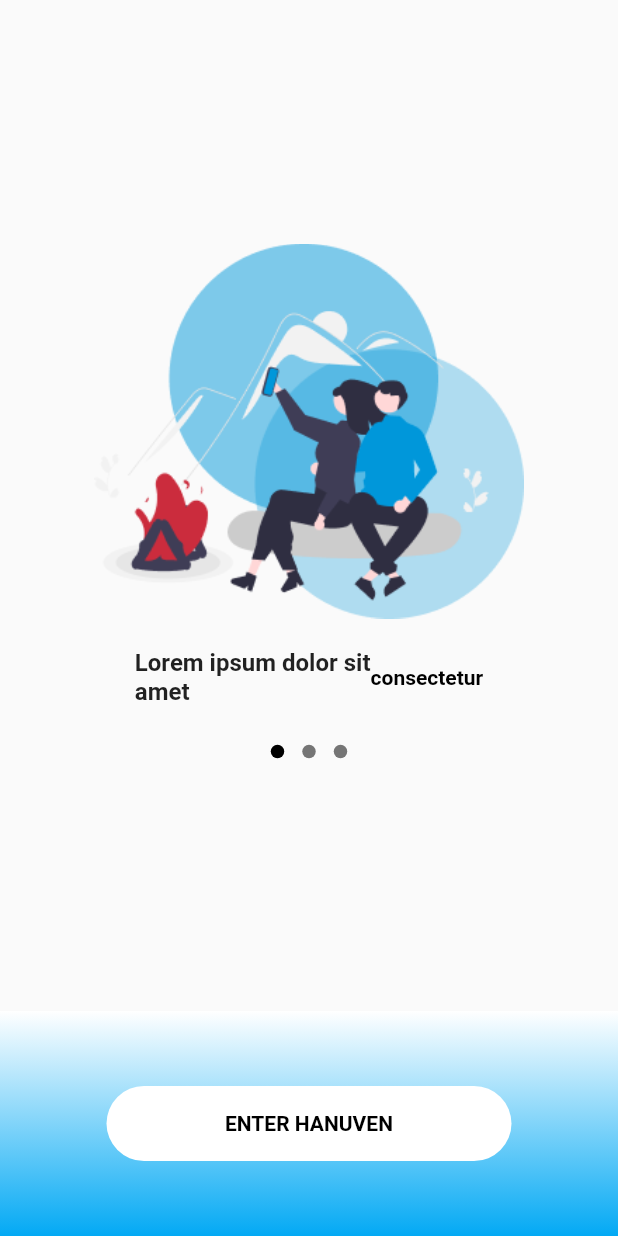
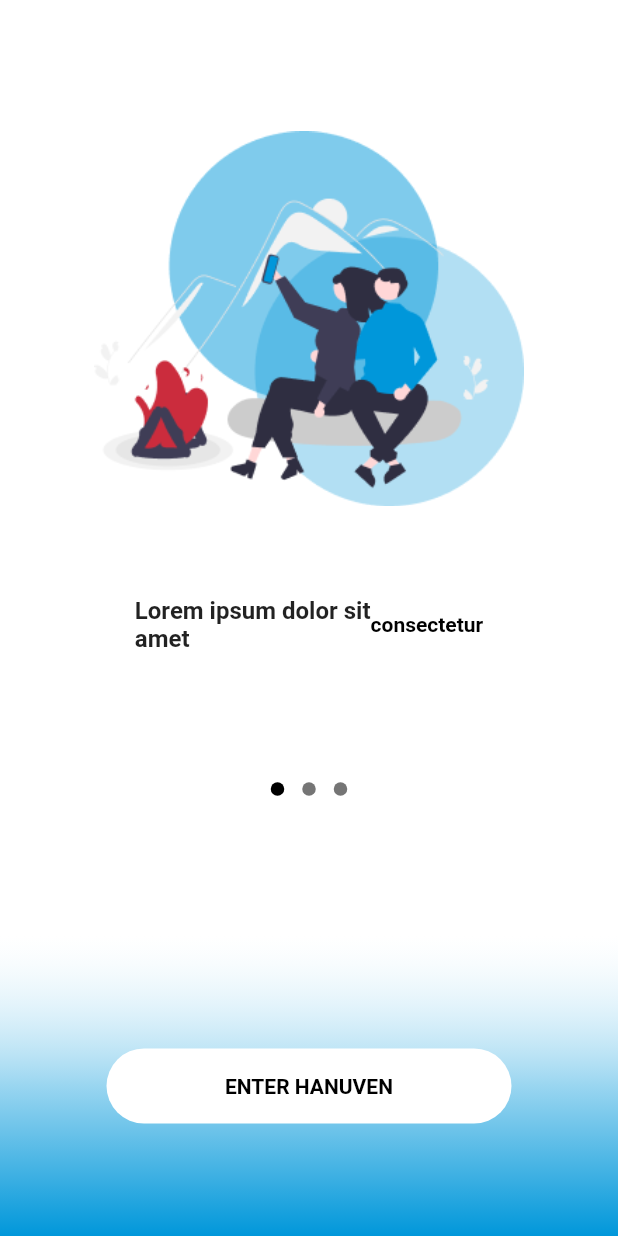
Before and after one commit to Indusian-Assist/hanuven, a Flutter app: the screen it shows after launch, on a phone screen of 412 x 824 dp. Run offline on Flutter 3.47's test engine with Material 2 defaults, Android fonts, the phone set to English and light mode, and no system bars; drawn by our look-alikes of carousel_slider, dots_indicator.

Commit message:
changed bottom gradient

```diff
--- a/lib/Screens/Login/Components/carousel_slider.dart
+++ b/lib/Screens/Login/Components/carousel_slider.dart
@@ -51,13 +51,13 @@ class _CarouselState extends State<Carousel> {
           ),
         ),
         SizedBox(
-          height: 20,
+          height: 60,
         ),
         CarouselText(currentIndex: _currentIndex),
 
 
         SizedBox(
-          height: 20,
+          height: 80,
         ),
         new DotsIndicator(
           dotsCount: _images.length,
--- a/lib/Screens/Login/Components/welcome_body.dart
+++ b/lib/Screens/Login/Components/welcome_body.dart
@@ -2,6 +2,7 @@ import 'package:carousel_slider/carousel_slider.dart';
 import 'package:flutter/material.dart';
 import 'package:hanuven/Screens/Login/Components/carousel_slider.dart';
 import 'package:hanuven/Screens/Login/Components/guid_button.dart';
+import 'package:hanuven/utils/constants/color.dart';
 
 class WelcomeBody extends StatefulWidget {
   const WelcomeBody({Key? key}) : super(key: key);
@@ -28,16 +29,17 @@ class _BodyState extends State<WelcomeBody> {
             // width: 250,
             child: Container(
               width: double.infinity,
-              height: 150,
+              height: 200,
               decoration: BoxDecoration(
-                gradient: LinearGradient(
-                  begin: Alignment.bottomCenter,
-                  end: Alignment.topCenter,
-                  colors: [Colors.lightBlue, Colors.white],
+                gradient: kBottomGradientColor
+                // LinearGradient(
+                //   begin: Alignment.bottomCenter,
+                //   end: Alignment.topCenter,
+                //   colors: [Colors.lightBlue, Colors.white],
                 ),
               ),
             ),
-          ),
+
           Positioned.fill(
             child: Align(
               alignment: Alignment.center,
--- a/lib/Screens/Login/welcome_screen.dart
+++ b/lib/Screens/Login/welcome_screen.dart
@@ -3,6 +3,7 @@ import 'package:dots_indicator/dots_indicator.dart';
 import 'package:flutter/material.dart';
 import 'package:hanuven/Screens/Home/components/body.dart';
 import 'package:hanuven/Screens/Login/Components/welcome_body.dart';
+import 'package:hanuven/utils/constants/color.dart';
 
 class WelcomeScreen extends StatefulWidget {
   const WelcomeScreen({Key? key}) : super(key: key);
@@ -16,6 +17,7 @@ class _WelcomeScreenState extends State<WelcomeScreen> {
   @override
   Widget build(BuildContext context) {
     return Scaffold(
+      backgroundColor: kLightColor,
       body:  WelcomeBody()
     );
   }
--- a/lib/utils/constants/color.dart
+++ b/lib/utils/constants/color.dart
@@ -167,3 +167,14 @@ const LinearGradient kWarningGradientColor = LinearGradient(
     Color(0xFFFFE082),
   ],
 );
+
+
+LinearGradient kBottomGradientColor = LinearGradient(
+  begin: Alignment.bottomCenter,
+  end: Alignment.topCenter,
+  colors: [
+    Color(0xFF0097DA),
+    Color(0xFF0097DA).withOpacity(0.4),
+    Color(0xFFffffff).withOpacity(0.1),
+  ],
+);
--- a/lib/utils/constants/images_icons.dart
+++ b/lib/utils/constants/images_icons.dart
@@ -23,14 +23,14 @@ const AssetImage kGoogleIcon = AssetImage(kGoogleIconUrl);
 const String kDefaultImageUrl = 'assets/images/demoImage.png';
 const AssetImage kDefaultImage = AssetImage(kDefaultImageUrl);
 
-
+// This is the default image of guid 1
 const String kGuid1Url = 'assets/guidimages/guid1.png';
 const AssetImage kGuid1Image = AssetImage(kGuid1Url);
 
-
+// This is the default image of guid 2
 const String kGuid2Url = 'assets/guidimages/guid2.png';
 const AssetImage kGuid2Image = AssetImage(kGuid2Url);
 
-
+// This is the default image of guid 3
 const String kGuid3Url = 'assets/guidimages/guid3.png';
 const AssetImage kGuid3Image = AssetImage(kGuid3Url);
```
